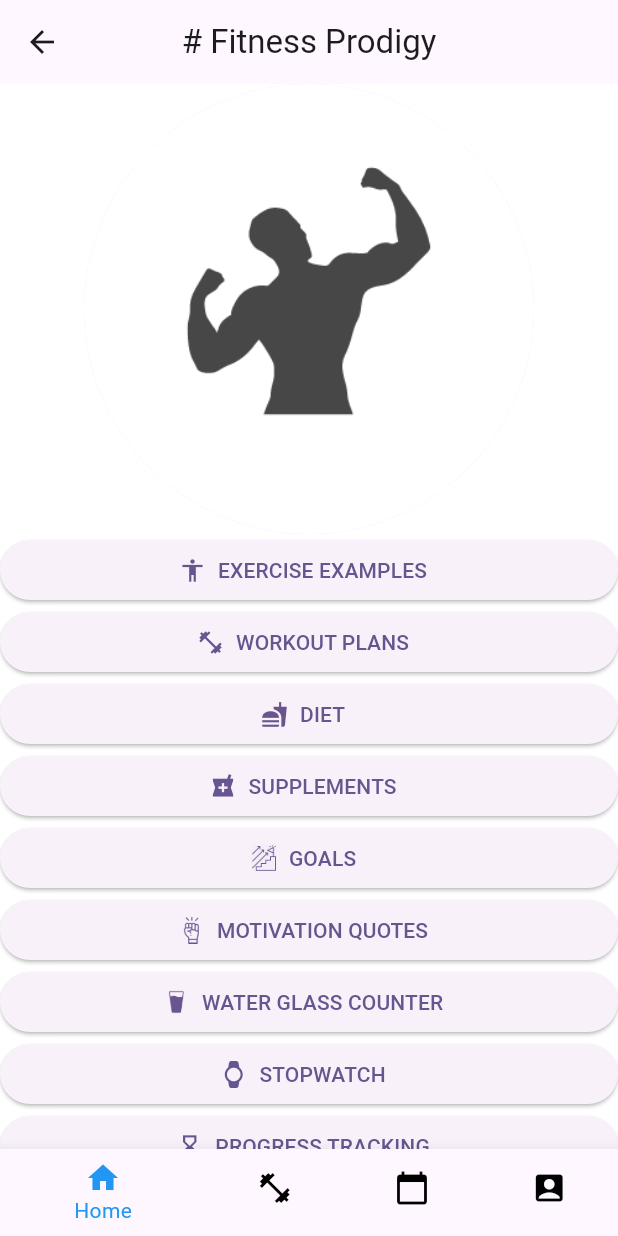
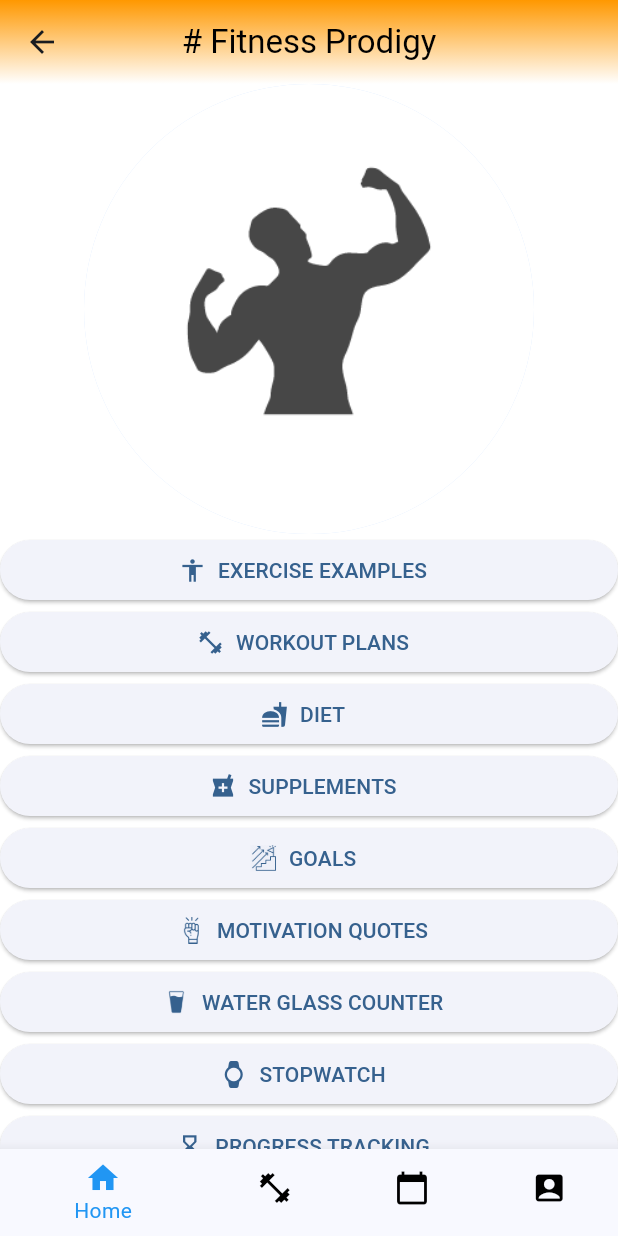
Before and after one commit to mateuszkasprzak94/fitness_prodigy, a Flutter app: the screen it shows after launch, after a tap on "Achive your goals", on a phone screen of 412 x 824 dp. Run offline on Flutter 3.47's test engine with Material 2 defaults, Android fonts, the phone set to English and light mode, and no system bars; our stand-ins replace firebase_auth, firebase_core, google_fonts, shared_preferences; accounts and stored records are empty; network calls fail.

Commit message:
Change app color

```diff
--- a/lib/app/after login plus features/features_page.dart
+++ b/lib/app/after login plus features/features_page.dart
@@ -14,6 +14,7 @@ import 'package:fitness_prodigy/app/after%20login%20plus%20features/workout_plan
 import 'package:fitness_prodigy/app/after%20login%20plus%20features/workout_plans/workout_plans_page.dart';
 import 'package:flutter/material.dart';
 import 'package:firebase_auth/firebase_auth.dart';
+import 'package:flutter/services.dart';
 
 class Features extends StatefulWidget {
   const Features({
@@ -34,8 +35,18 @@ class _FeaturesState extends State<Features> {
   Widget build(BuildContext context) {
     return Scaffold(
       appBar: AppBar(
-        title: const Text('# Fitness Prodigy'),
+        title: const Text(
+          '# Fitness Prodigy',
+          style: TextStyle(color: Colors.black),
+        ),
         centerTitle: true,
+        flexibleSpace: Container(
+            decoration: const BoxDecoration(
+                gradient: LinearGradient(
+                    colors: [Colors.white, Colors.orange],
+                    begin: Alignment.bottomCenter,
+                    end: Alignment.topCenter))),
+        systemOverlayStyle: SystemUiOverlayStyle.light,
       ),
       backgroundColor: Colors.white,
       body: Center(
--- a/lib/main.dart
+++ b/lib/main.dart
@@ -20,7 +20,7 @@ class MyApp extends StatelessWidget {
     return MaterialApp(
       title: 'Flutter Demo',
       theme: ThemeData(
-        colorScheme: ColorScheme.fromSeed(seedColor: Colors.deepPurple),
+        colorScheme: ColorScheme.fromSeed(seedColor: Colors.blue),
         useMaterial3: true,
       ),
       initialRoute: '/', // Set the initial route
```
